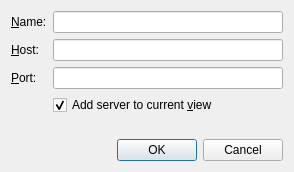
ecmwf/ecflow, file Viewer/ecflowUI/src/ServerAddDialog.ui: the form before one commit.
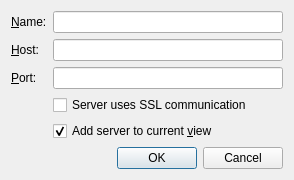
The form after the commit.

Commit message: Possibility to mix ssl and non ssl servers in ecflow_ui ECFLOW-1490

```diff
--- a/Viewer/ecflowUI/src/ServerAddDialog.ui
+++ b/Viewer/ecflowUI/src/ServerAddDialog.ui
@@ -58,7 +58,7 @@
      <item row="2" column="1">
       <widget class="QLineEdit" name="portEdit"/>
      </item>
-     <item row="3" column="1">
+     <item row="6" column="1">
       <widget class="QCheckBox" name="addToCurrentCb">
        <property name="text">
         <string>Add server to current &amp;view</string>
@@ -68,6 +68,13 @@
        </property>
       </widget>
      </item>
+     <item row="5" column="1">
+      <widget class="QCheckBox" name="sslCb">
+       <property name="text">
+        <string>Server uses SSL communication</string>
+       </property>
+      </widget>
+     </item>
     </layout>
    </item>
    <item>
```
Left out of the diff: 4 changed lines with no effect on the pictures. The commit also changes 20 other files.
